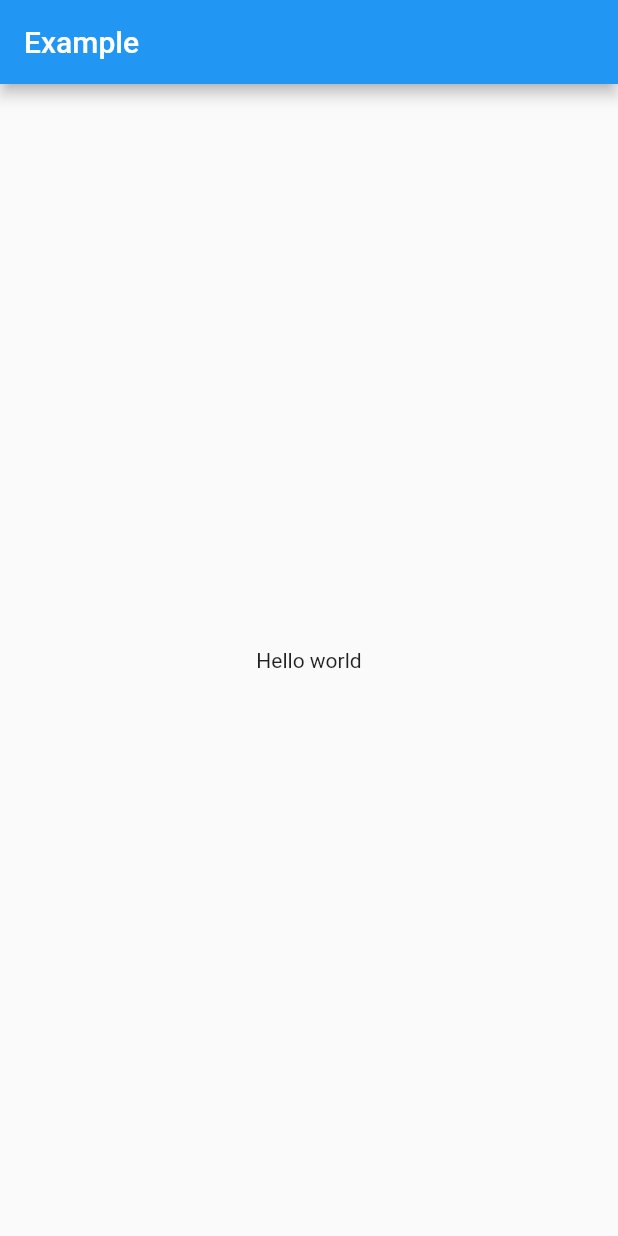
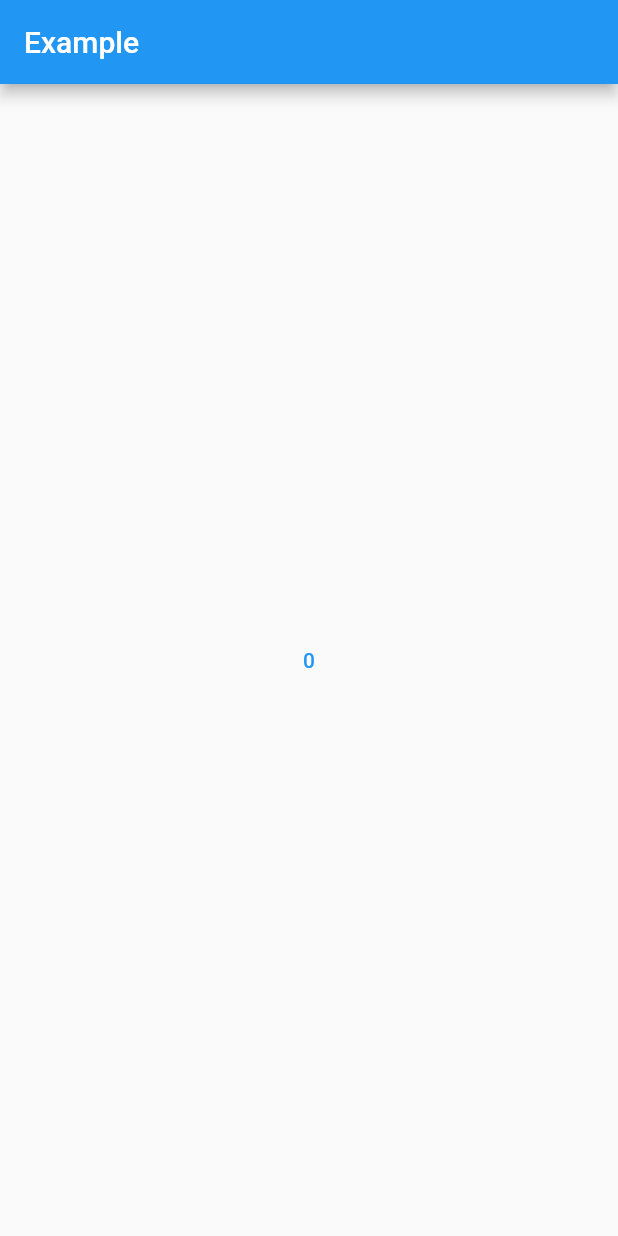
Before and after one commit to omitsuhashi/tae-flutter, a Flutter app: the screen it shows after launch, on a phone screen of 412 x 824 dp. Run offline on Flutter 3.47's test engine with Material 2 defaults, Android fonts, the phone set to English and light mode, and no system bars; our stand-ins replace flutter_riverpod, riverpod_annotation; generated files the repository leaves out were written again.

Commit message:
feat counter app

```diff
--- a/lib/main.dart
+++ b/lib/main.dart
@@ -4,12 +4,14 @@ import 'package:riverpod_annotation/riverpod_annotation.dart';
 
 part 'main.g.dart';
 
-// We create a "provider", which will store a value (here "Hello world").
-// By using a provider, this allows us to mock/override the value exposed.
 @riverpod
-String helloWorld(HelloWorldRef ref) {
-  return 'Hello world';
+class Counter extends _$Counter {
+  @override
+  int build() => 0;
+  void increment() => state++;
 }
+
+const counterKey = Key('increment_counter');
 
 void main() {
   runApp(
@@ -28,15 +30,15 @@ class MyApp extends ConsumerWidget {
 
   @override
   Widget build(BuildContext context, WidgetRef ref) {
-    final String value = ref.watch(helloWorldProvider);
+    final counter = ref.watch(counterProvider);
 
     return MaterialApp(
       home: Scaffold(
         appBar: AppBar(title: const Text('Example')),
         body: Center(
-          child: Text(value),
+          child: TextButton(onPressed: ref.read(counterProvider.notifier).increment, key: counterKey, child: Text(counter.toString()),)
+          )
         ),
-      ),
-    );
+      );
   }
 }
```
Also changed, not shown: pubspec.lock, 1 other file.
